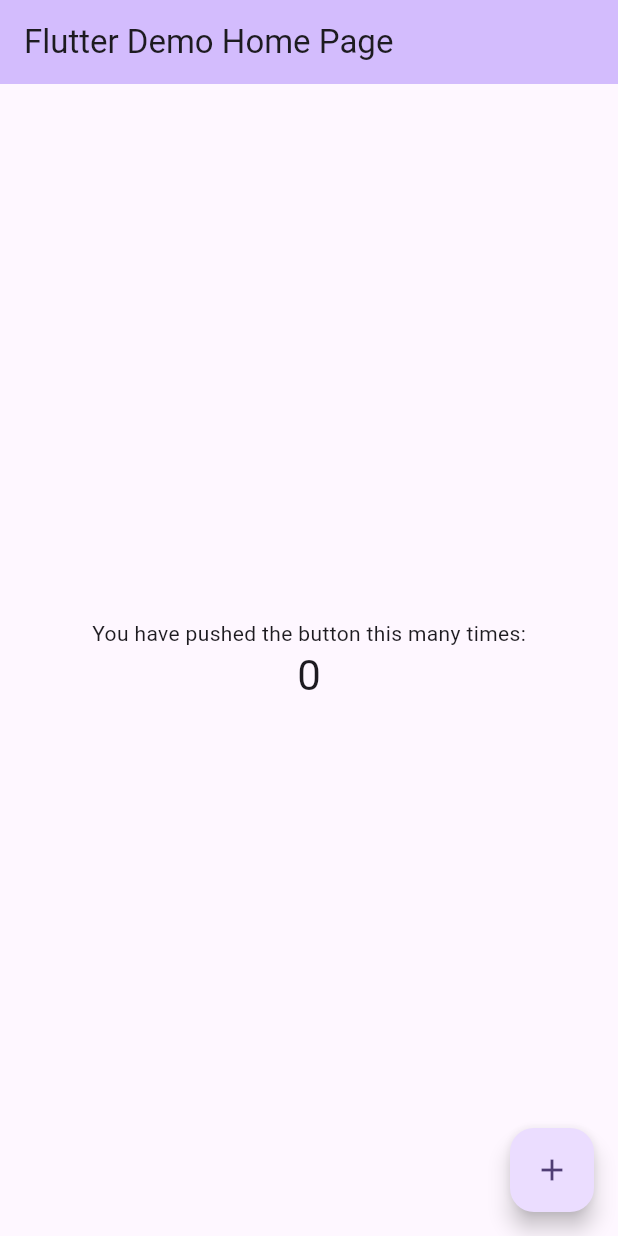
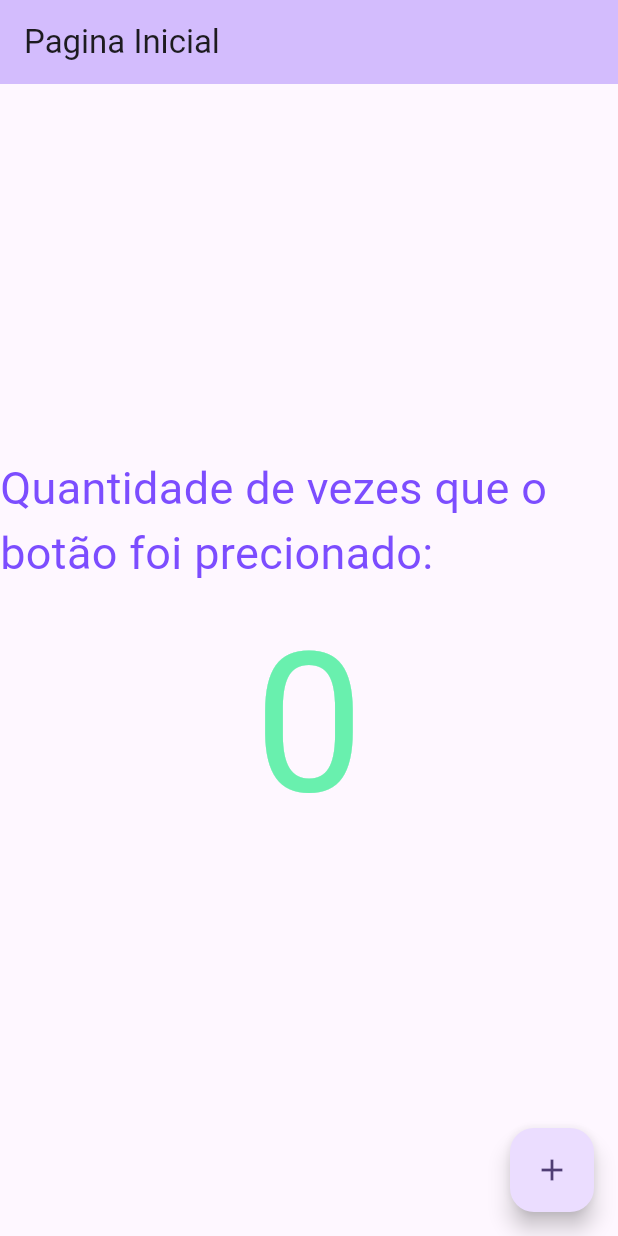
Before and after one commit to llLAWLAWll/Exercicios-de-Aulas, a Flutter app: the screen it shows after launch, on a phone screen of 412 x 824 dp. Run offline on Flutter 3.47's test engine with Material 3 defaults, Android fonts, the phone set to English and light mode, and no system bars.

Commit message:
Mudanças simples para o GIT

```diff
--- a/projetogit/lib/main.dart
+++ b/projetogit/lib/main.dart
@@ -11,7 +11,7 @@ class MyApp extends StatelessWidget {
   @override
   Widget build(BuildContext context) {
     return MaterialApp(
-      title: 'Flutter Demo',
+      title: 'Atividade Git',
       theme: ThemeData(
         // This is the theme of your application.
         //
@@ -31,7 +31,7 @@ class MyApp extends StatelessWidget {
         colorScheme: ColorScheme.fromSeed(seedColor: Colors.deepPurple),
         useMaterial3: true,
       ),
-      home: const MyHomePage(title: 'Flutter Demo Home Page'),
+      home: const MyHomePage(title: 'Pagina Inicial'),
     );
   }
 }
@@ -106,11 +106,12 @@ class _MyHomePageState extends State<MyHomePage> {
           mainAxisAlignment: MainAxisAlignment.center,
           children: <Widget>[
             const Text(
-              'You have pushed the button this many times:',
+              'Quantidade de vezes que o botão foi precionado:',
+              style: TextStyle(color:  Colors.deepPurpleAccent, fontSize: 30),
             ),
             Text(
               '$_counter',
-              style: Theme.of(context).textTheme.headlineMedium,
+              style: TextStyle(color: Colors.greenAccent, fontSize: 130),
             ),
           ],
         ),
@@ -118,7 +119,7 @@ class _MyHomePageState extends State<MyHomePage> {
       floatingActionButton: FloatingActionButton(
         onPressed: _incrementCounter,
         tooltip: 'Increment',
-        child: const Icon(Icons.add),
+        child: const Icon(Icons.add_outlined),
       ), // This trailing comma makes auto-formatting nicer for build methods.
     );
   }
```
